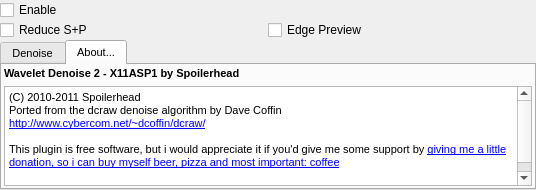
Before: the Qt Designer form WaveletDenoise/sph_wavelet_denoise.ui in spoilerhead/asp_plugins, drawn with Qt 5.
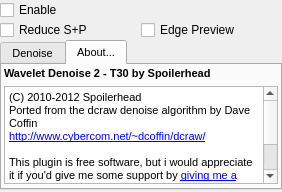
After: the same form once the commit is applied. The open tabs and pages were chosen to show the change. Custom widgets are drawn as their Qt base class.

```diff
--- a/WaveletDenoise/sph_wavelet_denoise.ui
+++ b/WaveletDenoise/sph_wavelet_denoise.ui
@@ -6,8 +6,8 @@
    <rect>
     <x>0</x>
     <y>0</y>
-    <width>536</width>
-    <height>190</height>
+    <width>282</width>
+    <height>192</height>
    </rect>
   </property>
   <property name="sizePolicy">
@@ -571,9 +571,18 @@
        <string>About...</string>
       </attribute>
       <layout class="QGridLayout" name="gridLayout_3">
-       <property name="margin">
+       <property name="leftMargin">
         <number>2</number>
        </property>
+       <property name="topMargin">
+        <number>2</number>
+       </property>
+       <property name="rightMargin">
+        <number>2</number>
+       </property>
+       <property name="bottomMargin">
+        <number>4</number>
+       </property>
        <item row="1" column="0">
         <widget class="QTextBrowser" name="textBrowser">
          <property name="maximumSize">
@@ -587,7 +596,7 @@
 &lt;html&gt;&lt;head&gt;&lt;meta name=&quot;qrichtext&quot; content=&quot;1&quot; /&gt;&lt;style type=&quot;text/css&quot;&gt;
 p, li { white-space: pre-wrap; }
 &lt;/style&gt;&lt;/head&gt;&lt;body style=&quot; font-family:'Sans Serif'; font-size:8pt; font-weight:400; font-style:normal;&quot;&gt;
-&lt;p style=&quot; margin-top:0px; margin-bottom:0px; margin-left:0px; margin-right:0px; -qt-block-indent:0; text-indent:0px;&quot;&gt;&lt;span style=&quot; font-family:'Sans';&quot;&gt;(C) 2010-2011 Spoilerhead&lt;/span&gt;&lt;/p&gt;
+&lt;p style=&quot; margin-top:0px; margin-bottom:0px; margin-left:0px; margin-right:0px; -qt-block-indent:0; text-indent:0px;&quot;&gt;&lt;span style=&quot; font-family:'Sans';&quot;&gt;(C) 2010-2012 Spoilerhead&lt;/span&gt;&lt;/p&gt;
 &lt;p style=&quot; margin-top:0px; margin-bottom:0px; margin-left:0px; margin-right:0px; -qt-block-indent:0; text-indent:0px;&quot;&gt;&lt;span style=&quot; font-family:'Sans';&quot;&gt;Ported from the dcraw denoise algorithm by Dave Coffin&lt;/span&gt;&lt;/p&gt;
 &lt;p style=&quot; margin-top:0px; margin-bottom:0px; margin-left:0px; margin-right:0px; -qt-block-indent:0; text-indent:0px;&quot;&gt;&lt;a href=&quot;http://www.cybercom.net/~dcoffin/dcraw/&quot;&gt;&lt;span style=&quot; font-family:'Sans'; text-decoration: underline; color:#0000ff;&quot;&gt;http://www.cybercom.net/~dcoffin/dcraw/&lt;/span&gt;&lt;/a&gt;&lt;/p&gt;
 &lt;p style=&quot;-qt-paragraph-type:empty; margin-top:0px; margin-bottom:0px; margin-left:0px; margin-right:0px; -qt-block-indent:0; text-indent:0px; font-family:'Sans';&quot;&gt;&lt;/p&gt;
@@ -610,7 +619,7 @@
           </font>
          </property>
          <property name="text">
-          <string>Wavelet Denoise 2 - X11ASP1 by Spoilerhead</string>
+          <string>Wavelet Denoise 2 - T30 by Spoilerhead</string>
          </property>
         </widget>
        </item>
```
Left out of the diff: 19 changed lines with no effect on the pictures.
